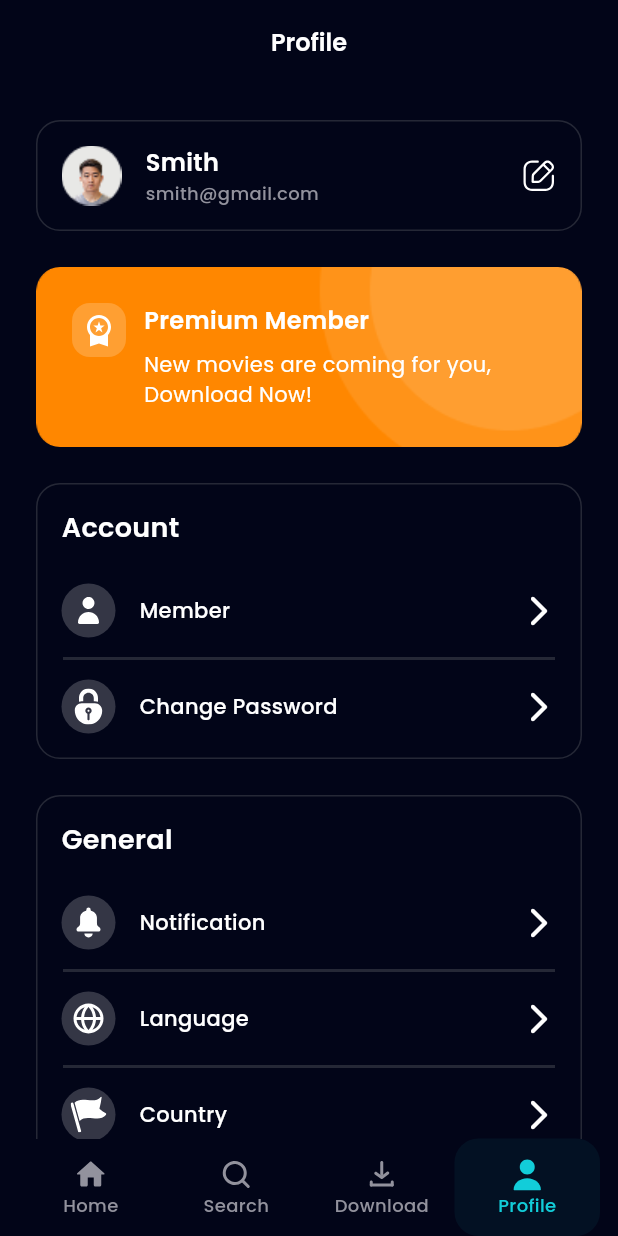
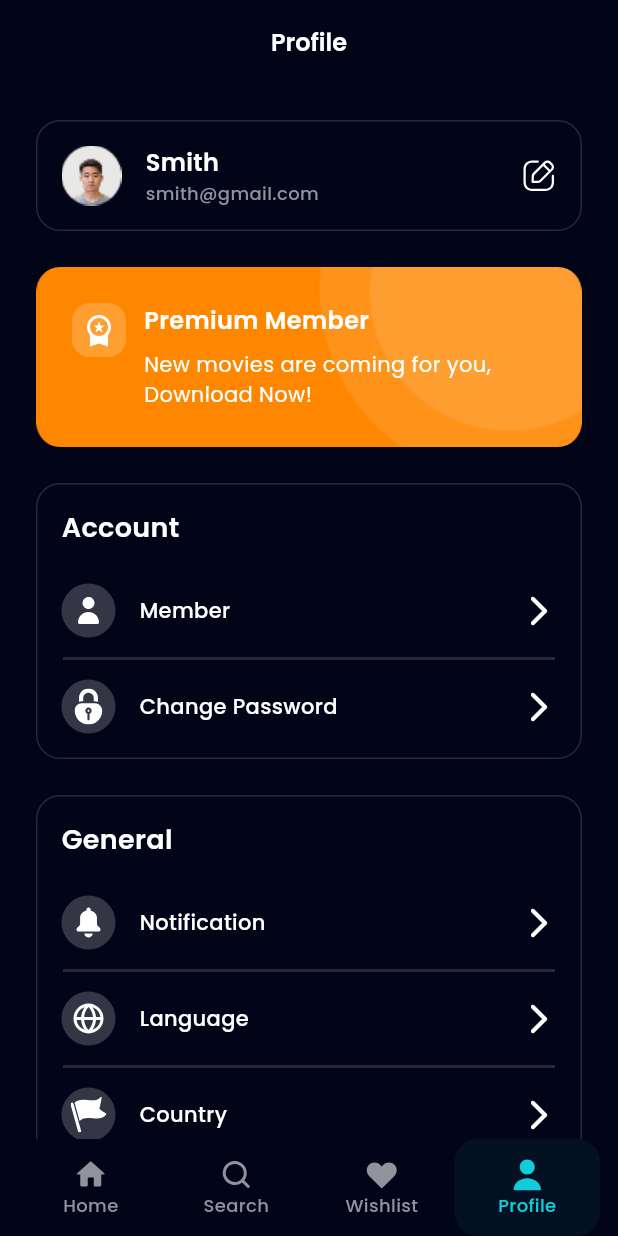
Before and after one commit to rafiikkodev/movie-app-flutter, a Flutter app: the MainNavigation screen opened by its route, item 4 of the bottom bar chosen, on a phone screen of 412 x 824 dp. Run offline on Flutter 3.47's test engine with Material 3 defaults, Android fonts, the phone set to English and light mode, and no system bars; our stand-ins replace cached_network_image, carousel_slider, dio, flutter_dotenv, flutter_svg, google_fonts and 2 more; accounts and stored records are empty; network calls fail.

Commit message:
search, wishlist

```diff
--- a/lib/main.dart
+++ b/lib/main.dart
@@ -2,7 +2,6 @@ import 'package:flutter/material.dart';
 import 'package:flutter_dotenv/flutter_dotenv.dart';
 import 'package:template_project_flutter/app/core/theme/theme.dart';
 import 'package:template_project_flutter/app/data/models/movie_model.dart';
-import 'package:template_project_flutter/app/pages/download_page.dart';
 import 'package:template_project_flutter/app/pages/onboarding_page.dart';
 import 'package:template_project_flutter/app/pages/home_page.dart';
 import 'package:template_project_flutter/app/pages/profile_page.dart';
@@ -49,8 +48,8 @@ class MyApp extends StatelessWidget {
         "/search": (context) => const SearchPage(),
         "/search_result": (context) => const SearchResultPage(),
         "/search_by_actor": (context) => const SearchByActorPage(),
-        "/download": (context) => const DownloadPage(),
-        "/wishlist": (context) => const WishlistPage(),
+        "/download": (context) => const WishlistPage(),
+        "/wishlist": (context) => const WishlistPage(showBackButton: true),
         "/profile": (context) => const ProfilePage(),
       },
       onGenerateRoute: (settings) {
@@ -84,9 +83,9 @@ class MainNavigation extends StatelessWidget {
           label: 'Search',
         ),
         NavItem(
-          icon: 'assets/icons-white/download.svg',
-          selectedIcon: 'assets/icons-blue-accent/download.svg',
-          label: 'Download',
+          icon: 'assets/icons-white/heart.svg',
+          selectedIcon: 'assets/icons-blue-accent/heart.svg',
+          label: 'Wishlist',
         ),
         NavItem(
           icon: 'assets/icons-white/profile 1.svg',
@@ -94,7 +93,7 @@ class MainNavigation extends StatelessWidget {
           label: 'Profile',
         ),
       ],
-      pages: const [HomePage(), SearchPage(), DownloadPage(), ProfilePage()],
+      pages: [HomePage(), SearchPage(), WishlistPage(), ProfilePage()],
     );
   }
 }
```
